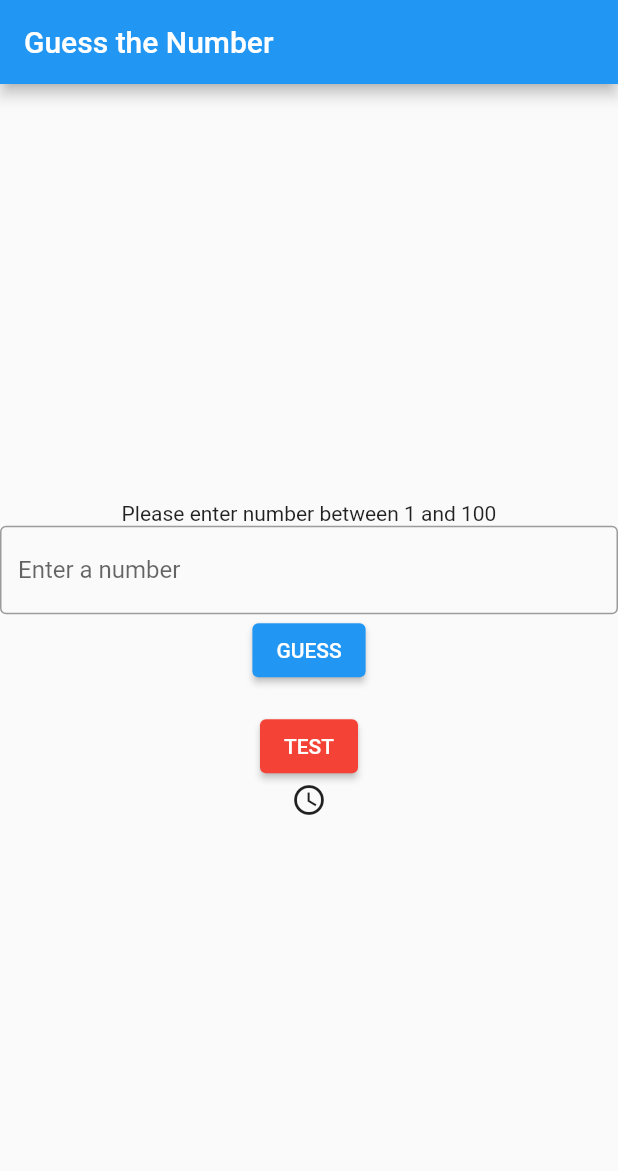
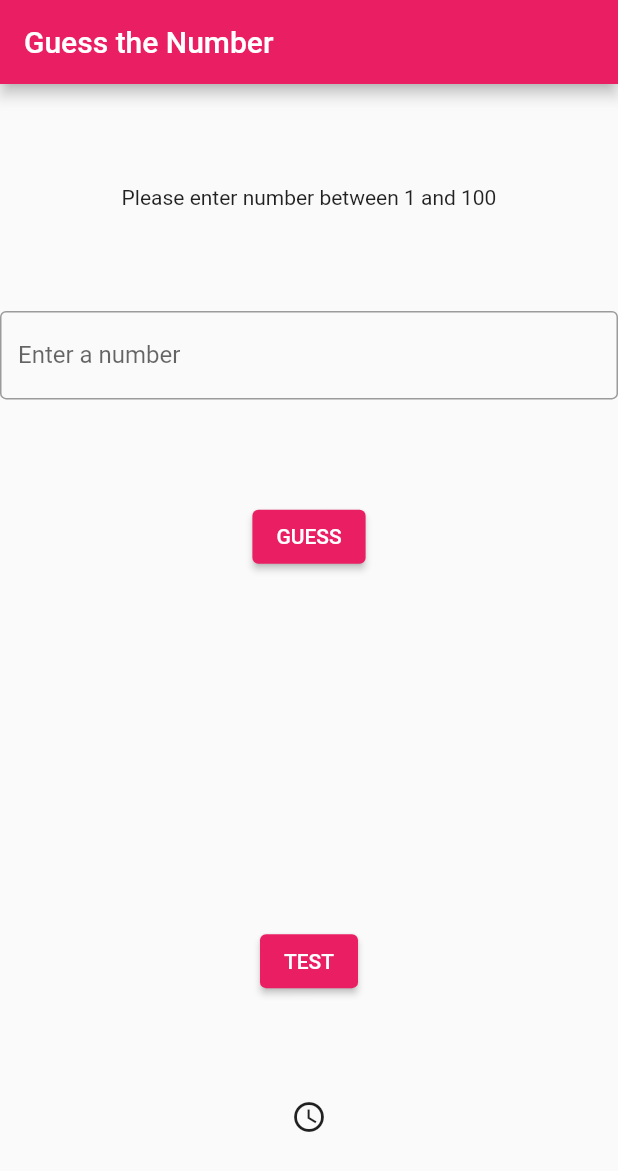
Before and after one commit to PhurichaN/guess_number, a Flutter app: the screen it shows after launch, on a phone screen of 412 x 824 dp. Shown: the top 1171 px of the screen. Run offline on Flutter 3.47's test engine with Material 2 defaults, Android fonts, the phone set to English and light mode, and no system bars.

Commit message:
add work1

```diff
--- a/lib/game1.dart
+++ b/lib/game1.dart
@@ -8,16 +8,18 @@ enum Result {
 
 class Game {
   static const defaultMaxRandom = 100;
-  int? _answer;
+  int? answer;
   int _guessCount = 0;
   static final List<int> guessCountList = [];
 
   Game({int maxRandom = defaultMaxRandom}) {
     var r = Random();
-    _answer = r.nextInt(maxRandom) + 1;
-    print('The answer is $_answer');
+    answer = r.nextInt(maxRandom) + 1;
+    print('The answer is $answer');
   }
-
+  int? reAns(){
+    return answer;
+}
   int get guessCount {
     return _guessCount;
   }
@@ -28,9 +30,9 @@ class Game {
 
   Result doGuess(int num) {
     _guessCount++;
-    if (num > _answer!) {
+    if (num > answer!) {
       return Result.tooHigh;
-    } else if (num < _answer!) {
+    } else if (num < answer!) {
       return Result.tooLow;
     } else {
       return Result.correct;
--- a/lib/main.dart
+++ b/lib/main.dart
@@ -12,7 +12,7 @@ class MyApp extends StatelessWidget {
   Widget build(BuildContext context) {
     return MaterialApp(
       title: 'Flutter Demo',
-      theme: ThemeData(primarySwatch: Colors.blue),
+      theme: ThemeData(primarySwatch: Colors.pink),
       home: GamePage(),
     );
   }
--- a/lib/page/game_page.dart
+++ b/lib/page/game_page.dart
@@ -8,12 +8,15 @@ class GamePage extends StatefulWidget {
 
 //--------------------------------------------------//
 class _GamePageState extends State<GamePage> {
+  //เก็บตัวอักษรไว้จากผู้พิม มาจากหน้าtext fild
+  //TextEditingController คือช่องว่าง
   final _controller = TextEditingController();
   final _game = Game();
 
   // state variable
-  var _feedbackText = '';
-  var _showTestButton = false;
+  var _ans = '';
+  var _feedbackText = ''; //เก็บข้อความไปแสดงผลที่จอเเว็ป
+  var _showTestButton = false; //เก็บค่าแสดงไอคอนปุ่มtest
 
 //------------------------
   void handleClickGuess() {
@@ -33,41 +36,53 @@ class _GamePageState extends State<GamePage> {
       });
     } else {
       var result = _game.doGuess(guess);
+      var A = _game.reAns();
+      setState(() {
+        _ans = 'The answer is $A';
+      });
       if (result == Result.tooHigh) {
         // ทายมากไป
         print('Too high');
         setState(() {
-          _feedbackText = 'Too high, please try again';
+          _feedbackText = '$guess Too high, please try again';
         });
       } else if (result == Result.tooLow) {
         // ทายน้อยไป
         print('Too low');
         setState(() {
-          _feedbackText = 'Too low, please try again';
+          _feedbackText = '$guess Too low, please try again';
         });
       } else {
         // ทายถูก
         print('Correct');
         setState(() {
-          _feedbackText = 'Good job!';
+          _feedbackText = '$guess Good job!';
         });
       }
     }
   }
 
-//---------------------------------
+//---------------ตัวที่แสดงหน้าเว็ป------------------
   @override
   Widget build(BuildContext context) {
+    //ตัวจัดรูปแบบทั่วไป
     return Scaffold(
+      //แทบข้อเรื่องเว็ป
       appBar: AppBar(
         title: const Text('Guess the Number'),
       ),
+      //การแสดงผลทั้งหมดอยู่ภายใตคำสั่ง Center เซตค่ากึ่งกลาง
       body: Center(
+        //childเก็บwidgetได้ตัวเดียว ตั้งค่าว่าจะจัดเป็นแนวไหน col>ตั้ง row>นอน
         child: Column(
-          mainAxisAlignment: MainAxisAlignment.center,
+          //จัดระเบียบระหว่างบรรทัด
+          mainAxisAlignment: MainAxisAlignment.spaceEvenly,
+          //children เก็บ widget ได้ทีละหลายๆตัวได้
           children: [
             const Text('Please enter number between 1 and 100'),
+            //ช่องที่ให้ผู้ใช้พิม
             TextField(
+              //controller: TextEditingController(),
               controller: _controller,
               decoration: const InputDecoration(
                 border: OutlineInputBorder(),
@@ -75,19 +90,23 @@ class _GamePageState extends State<GamePage> {
               ),
             ),
             // Callback function
+            //ปุ่มกด
             ElevatedButton(
+              //ชื่อเมธอดที่จะส่งค่าไป
               onPressed: handleClickGuess,
               child: const Text('GUESS'),
             ),
+
+            Text(_ans),
             Text(_feedbackText),
 
-
+            //ปุ่มกด
             ElevatedButton(
               style: OutlinedButton.styleFrom(
-                backgroundColor: _showTestButton ? Colors.green : Colors.red,
+                backgroundColor: _showTestButton ? Colors.black : Colors.pink,
               ),
               onPressed: (){},
-              child: Text('TEST'),
+              child: const Text('TEST'),
             ),
             Icon(_showTestButton ? Icons.print :Icons.access_time),
           ],
```
